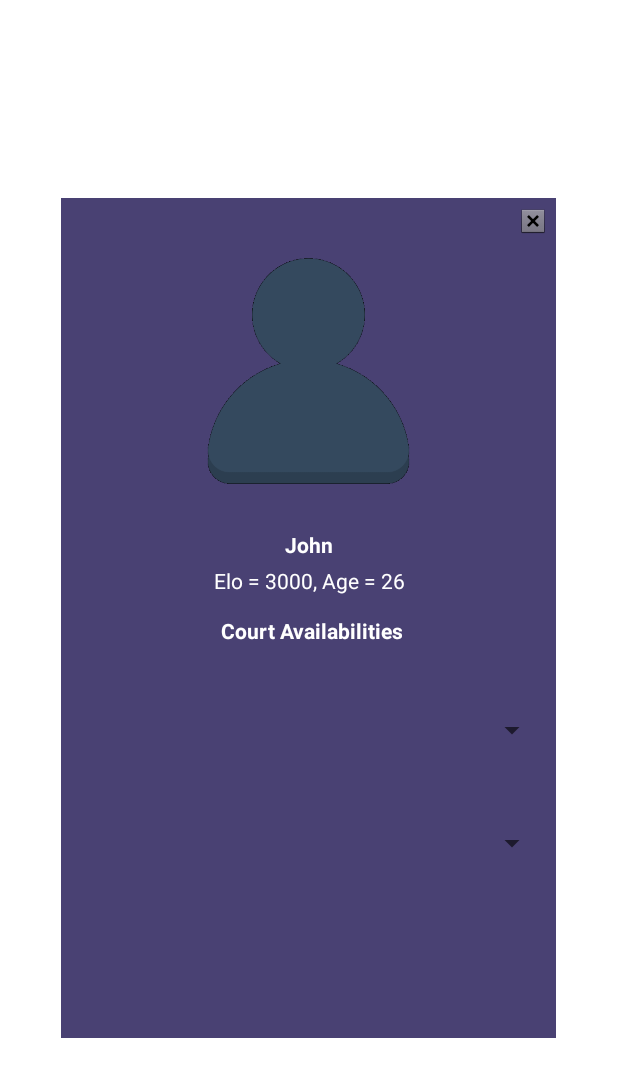
After one commit to LeoSanitt/PolterGeorge, an Android app: the layout challengepopup.xml on its own in the app's theme, with its tools: preview values and no code run, on a phone screen of 412 x 824 dp. The commit adds this screen. Shown: the top 1077 px of the screen. Run offline under Robolectric (Android 15) with nearby library versions, the phone set to English and light mode, and no system bars.

Commit message:
Had to remove a little bit of problematic code. Pop up layout finished, some basic coding required to get it to show up when challenge button clicked.

```diff
--- /dev/null
+++ b/app/src/main/java/com/example/myapplication/Tapptrial/PopupActivity.kt
@@ -0,0 +1,15 @@
+package com.example.myapplication.Tapptrial
+
+import android.content.Intent
+import androidx.appcompat.app.AppCompatActivity
+import android.os.Bundle
+import android.os.PersistableBundle
+import androidx.recyclerview.widget.LinearLayoutManager
+import com.example.myapplication.R
+import kotlinx.android.synthetic.main.activity_main.*
+
+class SpinnerActivity : AppCompatActivity() {
+
+    override fun onCreate(savedInstanceState: Bundle?, persistentState: PersistableBundle?) {
+    }
+}
--- /dev/null
+++ b/app/src/main/res/layout/challengepopup.xml
@@ -0,0 +1,99 @@
+<?xml version="1.0" encoding="utf-8"?>
+<androidx.constraintlayout.widget.ConstraintLayout xmlns:android="http://schemas.android.com/apk/res/android"
+    xmlns:app="http://schemas.android.com/apk/res-auto"
+    xmlns:tools="http://schemas.android.com/tools"
+    android:layout_width="330dp"
+    android:layout_height="560dp"
+    android:layout_gravity="center"
+    android:background="@color/godTierShadeOfGrey"
+    android:orientation="vertical"
+    android:padding="5dp">
+
+    <ImageView
+        android:id="@+id/popUpcloseButton"
+        android:layout_width="20dp"
+        android:layout_height="20dp"
+        android:contentDescription="@string/closeButton"
+        android:src="@android:drawable/btn_dialog"
+        android:textColor="@color/white"
+        app:layout_constraintEnd_toEndOf="parent"
+        app:layout_constraintTop_toTopOf="parent" />
+
+    <ImageView
+        android:id="@+id/popUpprofpic"
+        android:layout_width="match_parent"
+        android:layout_height="180dp"
+        android:contentDescription="@string/profpic"
+        android:src="@drawable/tappplayericon"
+        app:layout_constraintEnd_toEndOf="parent"
+        app:layout_constraintStart_toStartOf="parent"
+        app:layout_constraintTop_toBottomOf="@+id/popUpcloseButton" />
+
+
+    <TextView
+        android:id="@+id/popUpname"
+        android:layout_width="wrap_content"
+        android:layout_height="20dp"
+        android:layout_marginTop="16dp"
+        android:gravity="center_horizontal"
+        android:text="@string/BigmanJohn"
+        android:textAlignment="center"
+        android:textColor="@color/white"
+        android:textStyle="bold"
+        app:layout_constraintEnd_toEndOf="parent"
+        app:layout_constraintStart_toStartOf="parent"
+        app:layout_constraintTop_toBottomOf="@+id/popUpprofpic" />
+
+    <TextView
+        android:id="@+id/popUpStats"
+        android:layout_width="wrap_content"
+        android:layout_height="20dp"
+        android:layout_marginTop="4dp"
+        android:gravity="center_horizontal"
+        android:text="@string/BigmanJohnsStats"
+        android:textAlignment="center"
+        android:textColor="@color/white"
+        app:layout_constraintEnd_toEndOf="parent"
+        app:layout_constraintHorizontal_bias="0.502"
+        app:layout_constraintStart_toStartOf="parent"
+        app:layout_constraintTop_toBottomOf="@+id/popUpname" />
+
+    <TextView
+        android:id="@+id/popUpCourtavstext"
+        android:layout_width="wrap_content"
+        android:layout_height="20dp"
+        android:gravity="center_horizontal"
+        android:text="@string/courtavfpop"
+        android:textAlignment="center"
+        android:textColor="@color/white"
+        android:textStyle="bold"
+        app:layout_constraintBottom_toBottomOf="parent"
+        app:layout_constraintEnd_toEndOf="parent"
+        app:layout_constraintHorizontal_bias="0.509"
+        app:layout_constraintStart_toStartOf="parent"
+        app:layout_constraintTop_toBottomOf="@+id/popUpStats"
+        app:layout_constraintVertical_bias="0.05" />
+
+    <Spinner
+        android:id="@+id/dotw"
+        android:layout_width="match_parent"
+        android:layout_height="wrap_content"
+        android:layout_marginTop="44dp"
+        app:layout_constraintBottom_toBottomOf="parent"
+        app:layout_constraintEnd_toEndOf="parent"
+        app:layout_constraintStart_toStartOf="parent"
+        app:layout_constraintTop_toBottomOf="@+id/popUpCourtavstext"
+        app:layout_constraintVertical_bias="0.0" />
+
+    <Spinner
+        android:id="@+id/totd"
+        android:layout_width="match_parent"
+        android:layout_height="wrap_content"
+        app:layout_constraintBottom_toBottomOf="parent"
+        app:layout_constraintEnd_toEndOf="parent"
+        app:layout_constraintStart_toStartOf="parent"
+        app:layout_constraintTop_toBottomOf="@+id/dotw"
+        app:layout_constraintVertical_bias="0.313" />
+
+
+</androidx.constraintlayout.widget.ConstraintLayout>
--- a/app/src/main/res/values/colors.xml
+++ b/app/src/main/res/values/colors.xml
@@ -8,4 +8,5 @@
     <color name="black">#FF000000</color>
     <color name="white">#FFFFFFFF</color>
     <color name="TAppMainGreen">#0DB300</color>
+    <color name="godTierShadeOfGrey">#494173</color>
 </resources>
--- a/app/src/main/res/values/strings.xml
+++ b/app/src/main/res/values/strings.xml
@@ -15,4 +15,10 @@
     <string name="verify">Enter Verification Code</string>
     <string name="verify_button">Verify</string>
     <string name="register_success">Your account has been created</string>
+    <string name="closeButton">X</string>
+    <string name="WhAtSwRoNgWiTHyOuLeO">Please use camel case from now</string>
+    <string name="profpic">Temp Profpic</string>
+    <string name="BigmanJohn">John</string>
+    <string name="BigmanJohnsStats">Elo = 3000, Age = 26</string>
+    <string name="courtavfpop">Court Availabilities</string>
 </resources>
```
Also changed, not shown: app/src/main/res/drawable/tappplayericon.png (added), app/src/main/res/drawable/xbutton.png (added).
